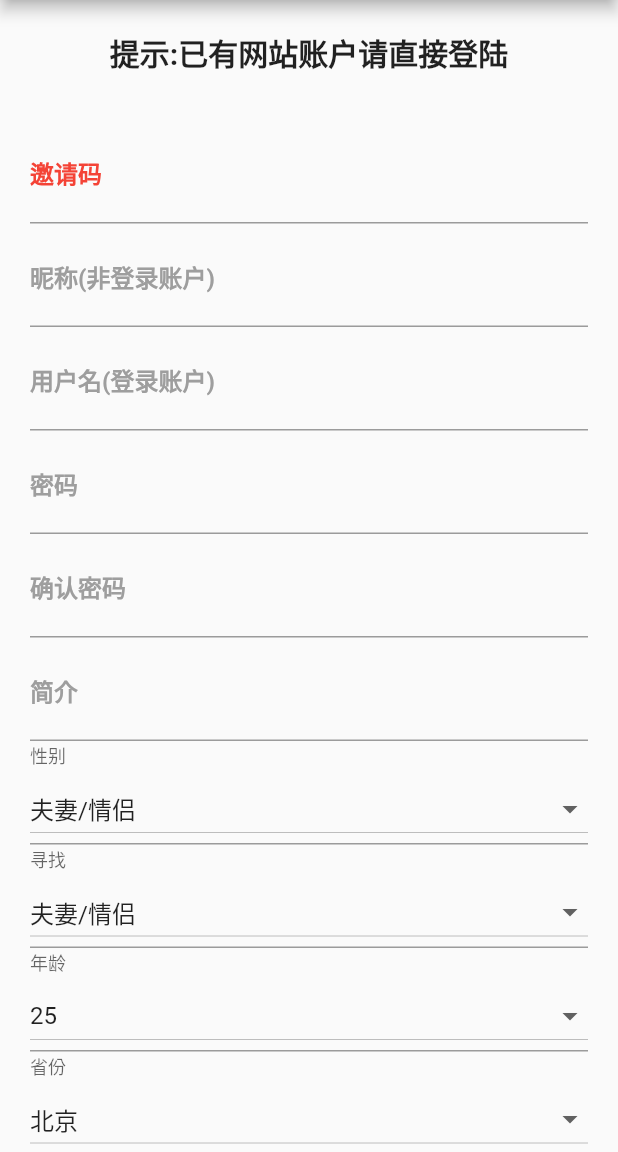
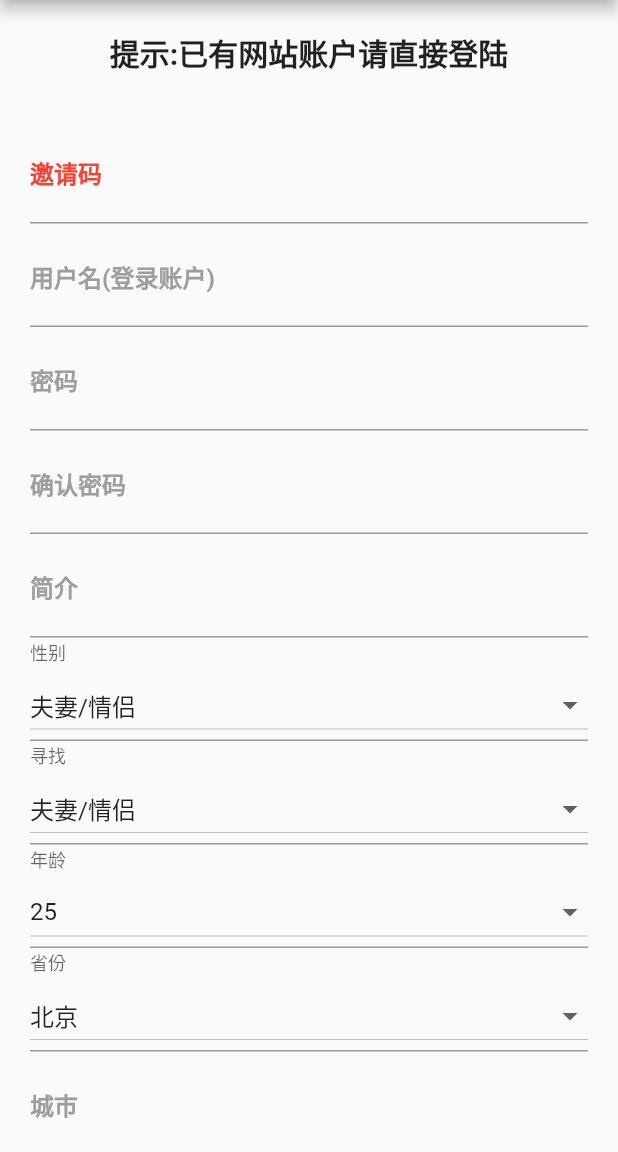
Before and after one commit to lisiyizu/flutter_fuqi, a Flutter app: the SignUpPage screen opened by its route, on a phone screen of 412 x 824 dp, the part 84-1236 px from its top. Run offline on Flutter 3.47's test engine with Material 2 defaults, Android fonts, the phone set to English and light mode, and no system bars; our stand-ins replace cached_network_image, chewie, dio, fluttertoast, image_gallery_saver, image_picker and 3 more; missing offline and left inert: flutter_refresh; accounts and stored records are empty; Roboto replaces fonts that are missing (Montserrat).

Commit message:
去掉注册昵称

```diff
--- a/lib/auth/login.dart
+++ b/lib/auth/login.dart
@@ -58,6 +58,7 @@ class _LoginPageState extends State<LoginPage>{
   _toRegister() async {
     //先检查是否注册过
     String token = await tool.prefs.get('token');
+    token = null;
     if(token != null){
       Alert(
         context: context,
--- a/lib/auth/signUp.dart
+++ b/lib/auth/signUp.dart
@@ -114,7 +114,7 @@ class _SignUpPageState extends State<SignUpPage> {
           context: context, child: tool.getProgressIndicator(info: "数据上传中..."));
       response =
       await dioTool.dio.post('${Constants.host}/app/useRegister/', data: {
-        'name': UserRegisterData.name,
+        'name': UserRegisterData.userName,
         'username': UserRegisterData.userName,
         'password': UserRegisterData.userPassword,
         'desc': UserRegisterData.desc,
@@ -148,17 +148,7 @@ class _SignUpPageState extends State<SignUpPage> {
   }
 
   _checkRegisterData() {
-    if (UserRegisterData.name == null || UserRegisterData.name
-        .trim()
-        .length == 0) {
-      showDialog(
-          context: context,
-          builder: (context) =>
-              AlertDialog(
-                title: Text('昵称格式错误'),
-              ));
-      return false;
-    }
+
     if (UserRegisterData.userName == null || UserRegisterData.userName
         .trim()
         .length == 0) {
@@ -285,26 +275,6 @@ class _SignUpPageState extends State<SignUpPage> {
                       ),
                       onChanged: (String str) {
                         UserRegisterData.inviteCode = str;
-                      },
-                    ),
-                    SizedBox(
-                      height: 5.0,
-                    ),
-                    TextField(
-                      decoration: InputDecoration(
-                          hintText: '请输入你的昵称(非登录账户)',
-                          labelText: "昵称(非登录账户)",
-                          labelStyle: TextStyle(
-                              fontFamily: 'Montserrat',
-                              fontWeight: FontWeight.bold,
-                              color: Colors.grey
-                          ),
-                          focusedBorder: UnderlineInputBorder(
-                              borderSide: BorderSide(color: Colors.green)
-                          )
-                      ),
-                      onChanged: (String str) {
-                        UserRegisterData.name = str;
                       },
                     ),
                     SizedBox(
```
